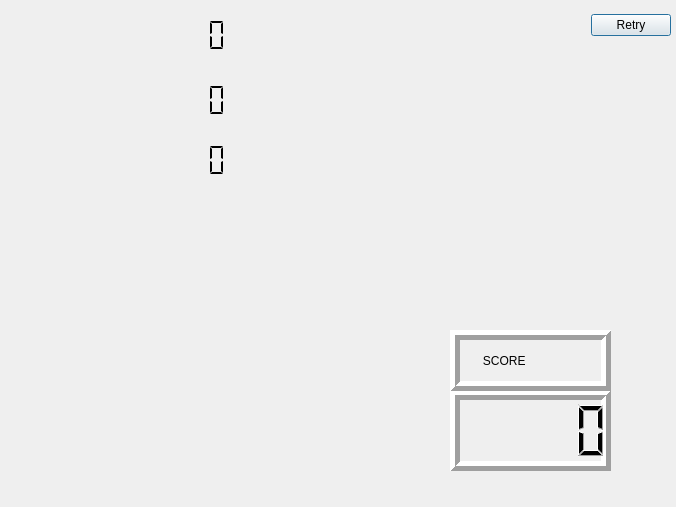
Old version of the form taigoo/result.ui in the repository bladeath860620/QT.
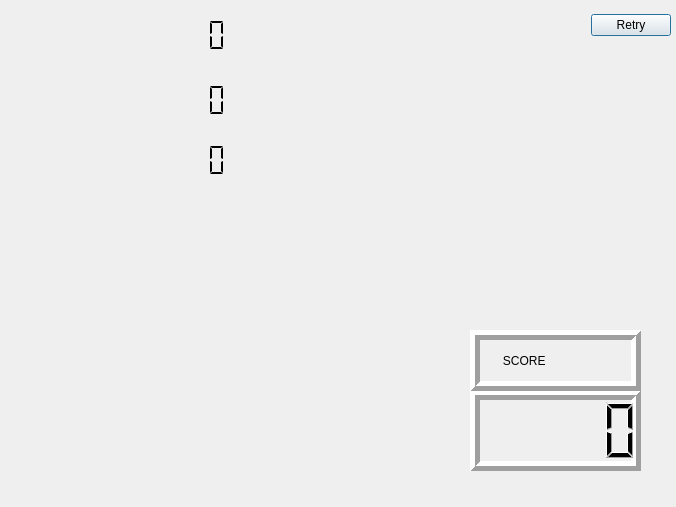
New version of the form. Icons and pictures are not drawn.

What changed in the file:
```diff
--- a/taigoo/result.ui
+++ b/taigoo/result.ui
@@ -107,9 +107,9 @@
   <widget class="QLCDNumber" name="lcdNumber_4">
    <property name="geometry">
     <rect>
-     <x>450</x>
+     <x>470</x>
      <y>390</y>
-     <width>161</width>
+     <width>171</width>
      <height>81</height>
     </rect>
    </property>
@@ -123,9 +123,9 @@
   <widget class="QLabel" name="label">
    <property name="geometry">
     <rect>
-     <x>450</x>
+     <x>470</x>
      <y>330</y>
-     <width>161</width>
+     <width>171</width>
      <height>61</height>
     </rect>
    </property>
```
